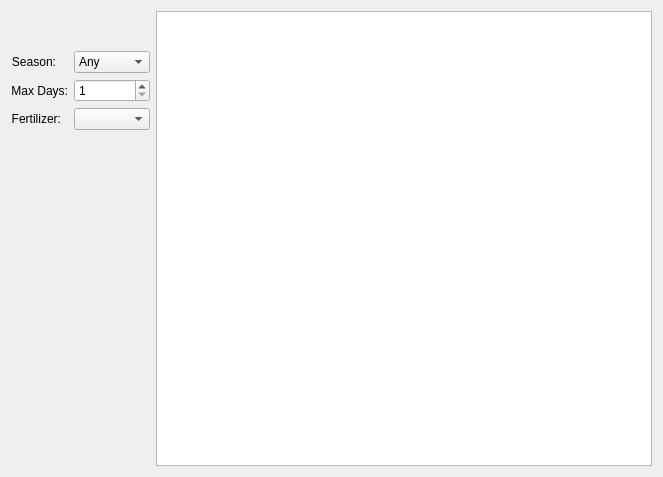
This is ui/main_window_widget.ui in Archangel4148/Stardew_Calc as Qt 5 draws it before an edit. The edited form follows.
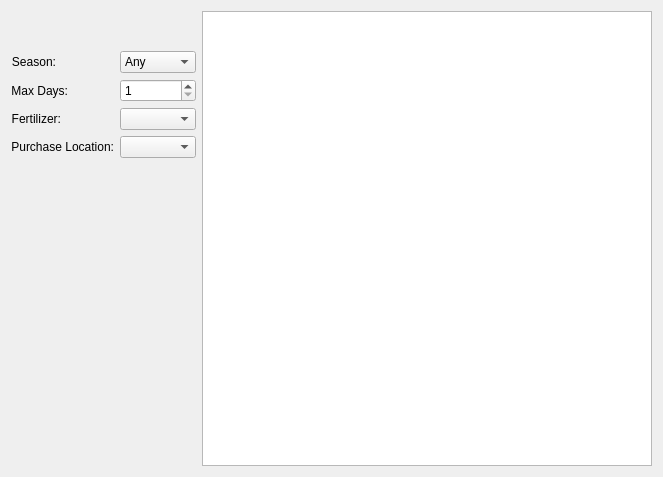
This is the edited form.

The edit to the form file:
```diff
--- a/ui/main_window_widget.ui
+++ b/ui/main_window_widget.ui
@@ -108,6 +108,19 @@
          <item row="2" column="1">
           <widget class="QComboBox" name="fertilizer_combo_box"/>
          </item>
+         <item row="3" column="0">
+          <widget class="QLabel" name="fertilizer_label_2">
+           <property name="text">
+            <string>Purchase Location:</string>
+           </property>
+           <property name="alignment">
+            <set>Qt::AlignRight|Qt::AlignTrailing|Qt::AlignVCenter</set>
+           </property>
+          </widget>
+         </item>
+         <item row="3" column="1">
+          <widget class="QComboBox" name="store_combo_box"/>
+         </item>
         </layout>
        </item>
        <item>
```
